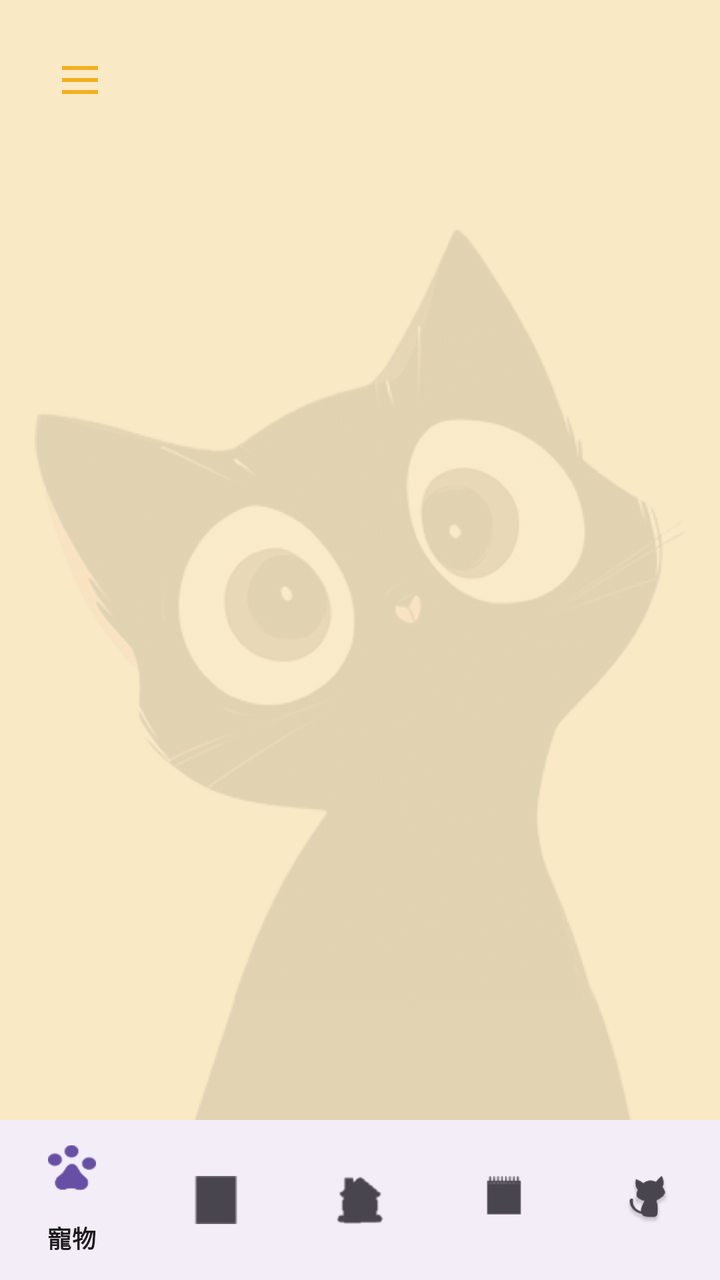
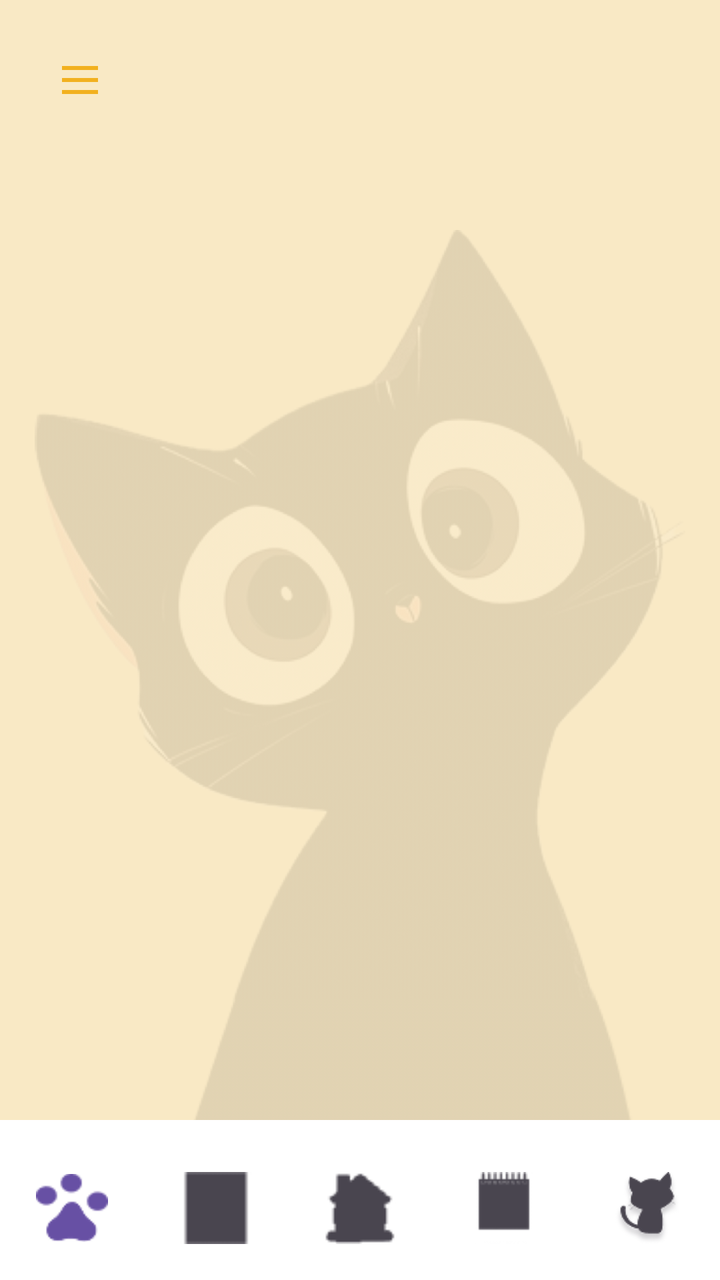

Before-and-after screenshots of an Android layout around one commit, followed by the original layout XML and the change that was made.
<!-- AndroidManifest.xml: application theme Theme.Pet_app -->
<!-- res/layout/activity_home.xml -->
<?xml version="1.0" encoding="utf-8"?>
<androidx.drawerlayout.widget.DrawerLayout xmlns:android="http://schemas.android.com/apk/res/android"
    xmlns:app="http://schemas.android.com/apk/res-auto"
    android:id="@+id/drawer_layout"
    android:layout_width="match_parent"
    android:layout_height="match_parent"
    android:background="#F9E9C5">

    <RelativeLayout
        android:layout_width="match_parent"
        android:layout_height="match_parent">

        <ImageView
            android:id="@+id/background_image"
            android:layout_width="372dp"
            android:layout_height="525dp"
            android:layout_alignParentBottom="true"
            android:layout_centerHorizontal="true"
            android:alpha="0.1"
            android:adjustViewBounds="true"
            android:scaleType="fitCenter"
            android:src="@drawable/into" />

        <ImageButton
            android:id="@+id/btn_menu"
            android:layout_width="48dp"
            android:layout_height="48dp"
            android:layout_margin="16dp"
            android:background="?attr/selectableItemBackgroundBorderless"
            android:src="@drawable/ic_login" />

        <FrameLayout
            android:id="@+id/fragment_container"
            android:layout_width="match_parent"
            android:layout_height="match_parent"
            android:layout_above="@id/bottom_navigation" />

        <com.google.android.material.bottomnavigation.BottomNavigationView
            android:id="@+id/bottom_navigation"
            android:layout_width="match_parent"
            android:layout_height="wrap_content"
            android:layout_alignParentBottom="true"
            app:menu="@menu/bottom_nav_menu"
            app:itemIconTint="@null"/>

    </RelativeLayout>

    <com.google.android.material.navigation.NavigationView
        android:id="@+id/nav_view"
        android:layout_width="280dp"
        android:layout_height="match_parent"
        android:layout_gravity="start"
        android:background="#FFFFFF"
        app:headerLayout="@layout/nav_header_main" />

</androidx.drawerlayout.widget.DrawerLayout>
<!-- res/layout/nav_header_main.xml (included above) -->
<?xml version="1.0" encoding="utf-8"?>
<RelativeLayout xmlns:android="http://schemas.android.com/apk/res/android"
    android:layout_width="match_parent"
    android:layout_height="match_parent"
    xmlns:app="http://schemas.android.com/apk/res-auto"
    android:padding="20dp">

    <TextView
        android:id="@+id/txt_user_status"
        android:layout_width="wrap_content"
        android:layout_height="wrap_content"
        android:text="請先登入"
        android:textSize="20sp"
        android:textStyle="bold"
        android:layout_centerHorizontal="true"
        android:layout_marginTop="40dp"/>

    <ImageView
        android:id="@+id/img_user_avatar"
        android:layout_width="150dp"
        android:layout_height="150dp"
        android:layout_below="@id/txt_user_status"
        android:layout_centerHorizontal="true"
        android:layout_marginTop="30dp"
        android:src="@drawable/cat_placeholder" />

    <Button
        android:id="@+id/btn_login_logout"
        android:layout_width="match_parent"
        android:layout_height="wrap_content"
        android:layout_alignParentBottom="true"
        android:layout_marginBottom="50dp"
        android:text="登入"
        android:backgroundTint="#E6B34D"
        android:textColor="#FFFFFF"
        android:insetTop="0dp"
        android:insetBottom="0dp"
        app:cornerRadius="30dp"/>

</RelativeLayout>
<!-- resources referenced by this layout -->
<resources>
  <!-- drawable cat_placeholder (drawable) -->
  <?xml version="1.0" encoding="utf-8"?>
  <selector xmlns:android="http://schemas.android.com/apk/res/android">
  
  </selector>
  <!-- drawable ic_login (drawable) -->
  <vector xmlns:android="http://schemas.android.com/apk/res/android" android:height="24dp" android:tint="#F2B120" android:viewportHeight="960" android:viewportWidth="960" android:width="24dp">
        
      <path android:fillColor="@android:color/white" android:pathData="M120,280L120,200L840,200L840,280L120,280ZM120,760L120,680L840,680L840,760L120,760ZM120,520L120,440L840,440L840,520L120,520Z"/>
      
  </vector>
  <!-- drawable into: png bitmap (drawable, 304120 bytes) -->
  <style name="Theme.Pet_app" parent="Base.Theme.Pet_app" />
  <style name="Base.Theme.Pet_app" parent="Theme.Material3.DayNight.NoActionBar">
          
          
      </style>
</resources>

<!-- the commit's change to res/layout/activity_home.xml (unified diff, before → after) -->
@@ -38,8 +38,12 @@
         <com.google.android.material.bottomnavigation.BottomNavigationView
             android:id="@+id/bottom_navigation"
             android:layout_width="match_parent"
-            android:layout_height="wrap_content"
+            android:layout_height="80dp"
             android:layout_alignParentBottom="true"
+            android:background="#FFFFFF"
+            android:paddingTop="8dp"
+            app:itemIconSize="36dp"
+            app:labelVisibilityMode="unlabeled"
             app:menu="@menu/bottom_nav_menu"
             app:itemIconTint="@null"/>
 
